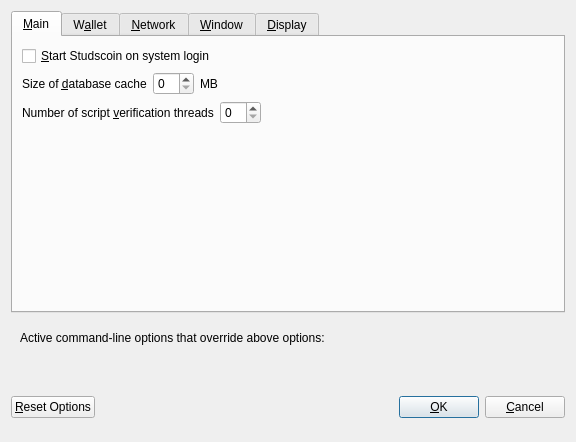
Qt form src/qt/forms/optionsdialog.ui (studscoin/STUDS) before a commit.
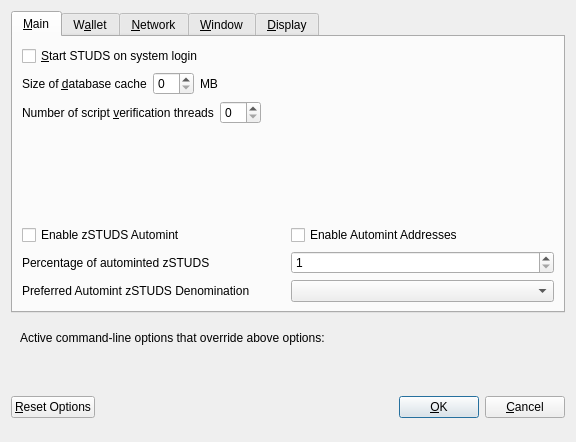
The same form after that commit. Custom widgets are drawn as their Qt base class.

What changed in the file:
```diff
--- a/src/qt/forms/optionsdialog.ui
+++ b/src/qt/forms/optionsdialog.ui
@@ -33,7 +33,7 @@
           <string>Automatically start Studscoin after logging in to the system.</string>
          </property>
          <property name="text">
-          <string>&amp;Start Studscoin on system login</string>
+          <string>&amp;Start STUDS on system login</string>
          </property>
         </widget>
        </item>
@@ -130,6 +130,111 @@
          </property>
         </spacer>
        </item>
+       <item>
+        <widget class="QWidget" name="verticalZpivOptionsWidget" native="true">
+         <layout class="QVBoxLayout" name="verticalZpivOptionsLayout">
+          <property name="margin">
+           <number>0</number>
+          </property>
+          <item>
+           <layout class="QHBoxLayout" name="horizontalAutomintingLayout">
+            <item>
+             <widget class="QCheckBox" name="checkBoxZeromintEnable">
+              <property name="toolTip">
+               <string>Enable automatic minting of STUDS units to zSTUDS</string>
+              </property>
+              <property name="layoutDirection">
+               <enum>Qt::LeftToRight</enum>
+              </property>
+              <property name="text">
+               <string>Enable zSTUDS Automint</string>
+              </property>
+             </widget>
+            </item>
+            <item>
+             <widget class="QCheckBox" name="checkBoxZeromintAddresses">
+              <property name="toolTip">
+               <string>Enable automatic zSTUDS minting from specific addresses</string>
+              </property>
+              <property name="layoutDirection">
+               <enum>Qt::LeftToRight</enum>
+              </property>
+              <property name="text">
+               <string>Enable Automint Addresses</string>
+              </property>
+             </widget>
+            </item>
+           </layout>
+          </item>
+          <item>
+           <layout class="QHBoxLayout" name="horizontalZmintPercentageLayout">
+            <item>
+             <widget class="QLabel" name="percentage_label">
+              <property name="toolTip">
+               <string>Percentage of incoming STUDS which get automatically converted to zSTUDS via Zerocoin Protocol (min: 10%)</string>
+              </property>
+              <property name="text">
+               <string>Percentage of autominted zSTUDS</string>
+              </property>
+             </widget>
+            </item>
+            <item>
+             <widget class="QSpinBox" name="zeromintPercentage">
+              <property name="minimum">
+               <number>1</number>
+              </property>
+              <property name="maximum">
+               <number>100</number>
+              </property>
+             </widget>
+            </item>
+           </layout>
+          </item>
+          <item>
+           <layout class="QHBoxLayout" name="horizontalLayout" stretch="0,0">
+            <property name="sizeConstraint">
+             <enum>QLayout::SetFixedSize</enum>
+            </property>
+            <item>
+             <widget class="QLabel" name="labelPreferredDenom">
+              <property name="maximumSize">
+               <size>
+                <width>16777215</width>
+                <height>16777215</height>
+               </size>
+              </property>
+              <property name="toolTip">
+               <string>Wait with automatic conversion to Zerocoin until enough STUDS for this denomination is available</string>
+              </property>
+              <property name="text">
+               <string>Preferred Automint zSTUDS Denomination</string>
+              </property>
+             </widget>
+            </item>
+            <item>
+             <widget class="QComboBox" name="preferredDenom">
+              <property name="maximumSize">
+               <size>
+                <width>16777215</width>
+                <height>27</height>
+               </size>
+              </property>
+              <property name="toolTip">
+               <string>Wait with automatic conversion to Zerocoin until enough STUDS for this denomination is available</string>
+              </property>
+              <property name="maxVisibleItems">
+               <number>9</number>
+              </property>
+              <property name="maxCount">
+               <number>9</number>
+              </property>
+             </widget>
+            </item>
+           </layout>
+          </item>
+         </layout>
+        </widget>
+       </item>
       </layout>
      </widget>
      <widget class="QWidget" name="tabWallet">
```
Left out of the diff: 62 changed lines with no effect on the pictures. Lines whose indentation alone changed are shown as unchanged.
